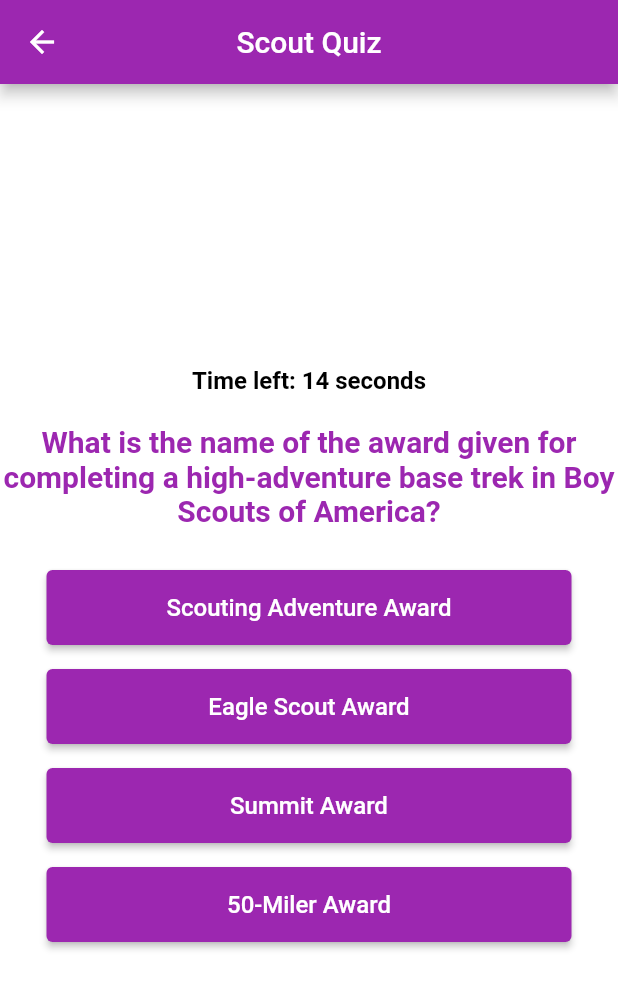
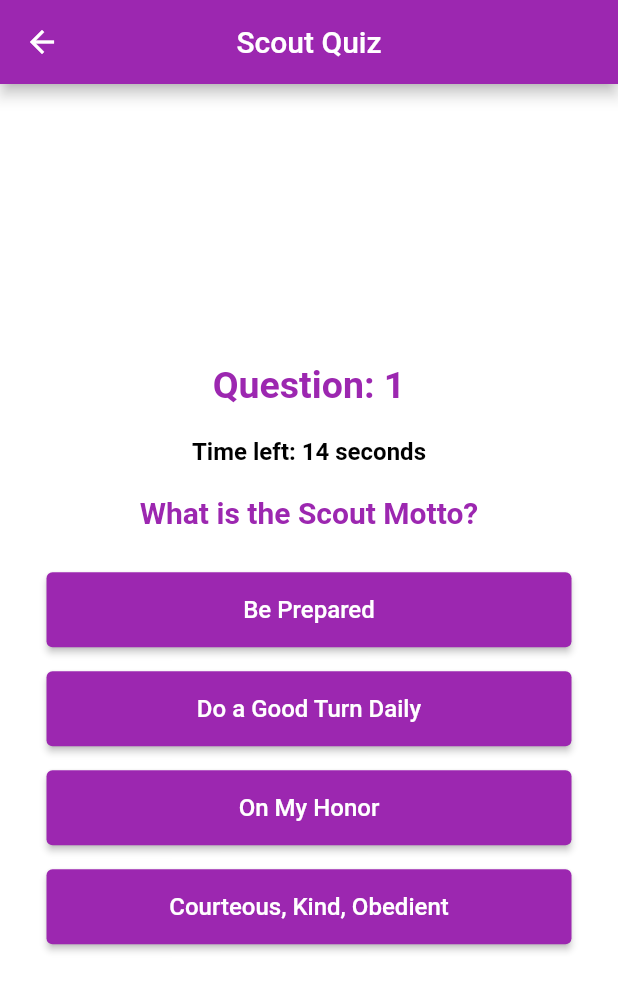
Before and after one commit to karimkaraki99/mcqapp, a Flutter app: the screen it shows after launch, after a tap on "Start Game", on a phone screen of 412 x 824 dp. Shown: the top 991 px of the screen. Run offline on Flutter 3.47's test engine with Material 2 defaults, Android fonts, the phone set to English and light mode, and no system bars.

Commit message:
repetition questions solved + add number of each question

```diff
--- a/lib/quiz.dart
+++ b/lib/quiz.dart
@@ -62,6 +62,7 @@
   int _totalScore = 0;
   int _timerSeconds = 15;
   late Timer _timer;
+  int get _questionNumber => _questionIndex + 1;
 
   @override
   void initState() {
@@ -70,7 +71,13 @@
   }
 
   void _shuffleAndSetQuestions() {
-    _questions.shuffle();
+    for( int i = 0; i < 5;i++){
+      _questions[i];}
+
+    _startTimer();
+  }
+
+  void _startTimer() {
     _timer = Timer.periodic(Duration(seconds: 1), (timer) {
       setState(() {
         if (_timerSeconds > 0) {
@@ -114,6 +121,11 @@
           ? Column(
         mainAxisAlignment: MainAxisAlignment.center,
         children: <Widget>[
+          Text(
+            'Question: $_questionNumber',
+            style: TextStyle(fontSize: 25, fontWeight: FontWeight.bold, color: Colors.purple),
+          ),
+          const SizedBox(height: 20),
           Text(
             'Time left: $_timerSeconds seconds',
             style: TextStyle(fontSize: 16, fontWeight: FontWeight.bold, color: Colors.black),
```
